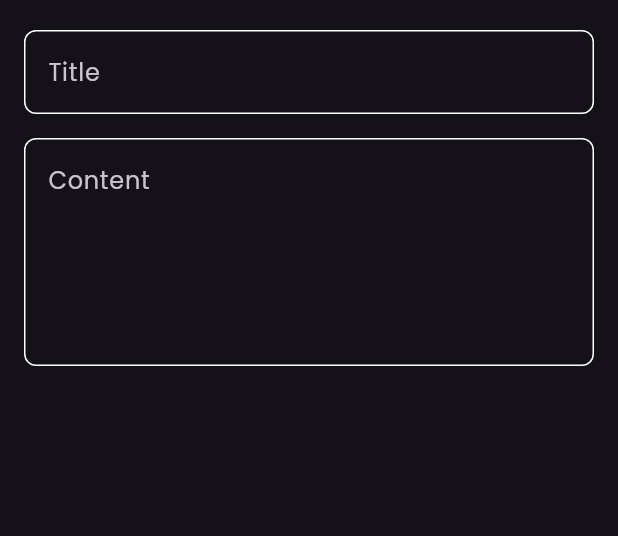
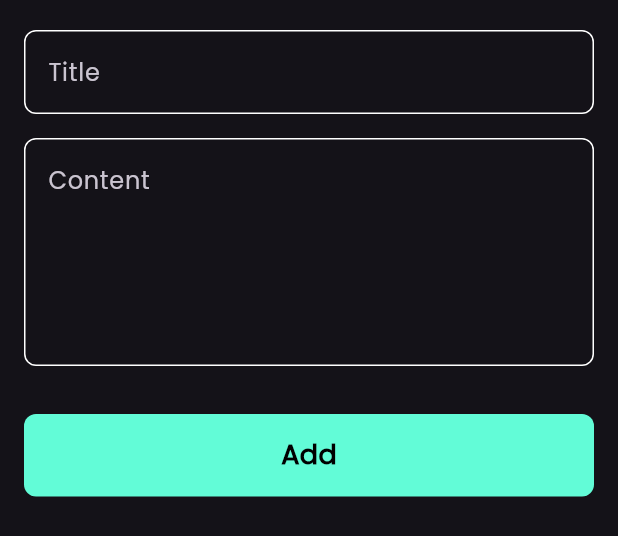
Before and after one commit to Ibrahimsamir10/notes_app, a Flutter app: the AddNoteBottomSheet widget shown alone on an empty page, opened directly, on a phone screen of 412 x 824 dp. Shown: the top 536 px of the screen. Run offline on Flutter 3.47's test engine with Material 3 defaults, Android fonts, the phone set to English and light mode, and no system bars; our stand-ins replace font_awesome_flutter.

Commit message:
finish note bottom sheet

```diff
--- a/lib/views/widgets/add_note_bottom_sheet.dart
+++ b/lib/views/widgets/add_note_bottom_sheet.dart
@@ -1,14 +1,18 @@
 import 'package:flutter/material.dart';
 import 'package:store_app/views/widgets/custom_text_field.dart';
+
+import 'custom_bottom.dart';
 
 class AddNoteBottomSheet extends StatelessWidget {
   const AddNoteBottomSheet({super.key});
 
   @override
   Widget build(BuildContext context) {
-    return const Padding(
+    return const  Padding(
       padding:  EdgeInsets.symmetric(horizontal: 16),
+      child: SingleChildScrollView(
         child: Column(
+
          children: [
           SizedBox(height: 20,),
           CustomTextField(
@@ -19,7 +23,11 @@ class AddNoteBottomSheet extends StatelessWidget {
             hint: 'Content',
             maxlines: 5,
           ),
+          SizedBox(height: 32,),
+          CustomBottom(),
+           SizedBox(height: 16,),
          ],
+        ),
       ),
     );
   }
--- /dev/null
+++ b/lib/views/widgets/custom_bottom.dart
@@ -0,0 +1,28 @@
+
+import 'package:flutter/material.dart';
+
+import 'constant.dart';
+
+class CustomBottom extends StatelessWidget {
+  const CustomBottom({super.key});
+
+  @override
+  Widget build(BuildContext context) {
+    return Container(
+      height: 55,
+      width: MediaQuery.of(context).size.width,
+
+      decoration: BoxDecoration(
+         color: kPrimaryColor,
+        borderRadius: BorderRadius.circular(8),
+      ),
+      child:const Center(
+        child:  Text('Add',style: TextStyle(
+          color: Colors.black,
+          fontSize: 18,
+          fontWeight: FontWeight.bold
+        ),),
+      ),
+    );
+  }
+}
```
Lines whose indentation alone changed are shown as unchanged.
